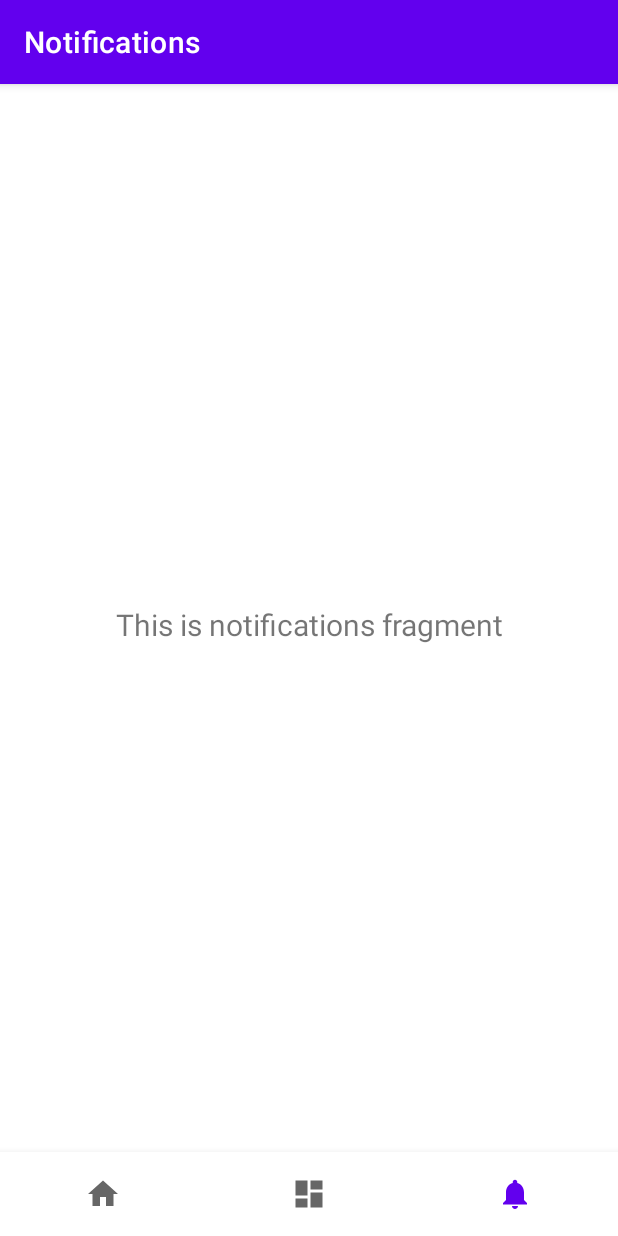
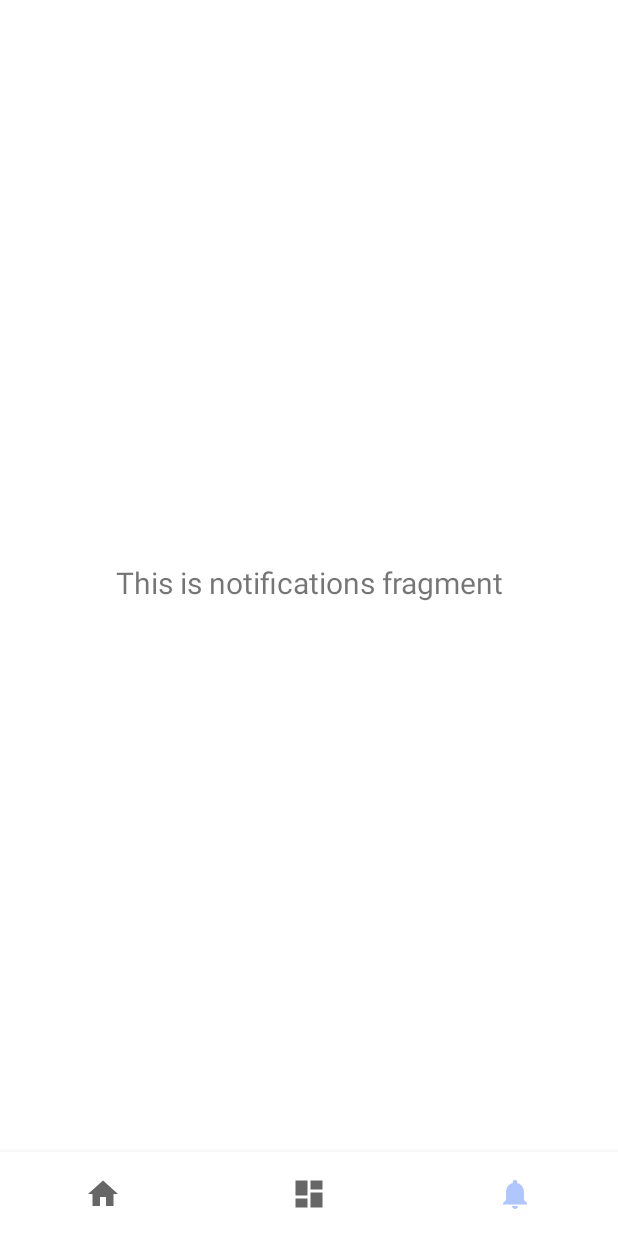
Before and after one commit to tktomaru/BikeMusic, an Android app: the screen it shows after launch (MainActivity), item 3 of the bottom bar chosen, on a phone screen of 412 x 824 dp. Run offline under Robolectric (Android 15) with nearby library versions, the phone set to English and light mode, and no system bars; our stand-ins replace Room's generated code, navigation-ui.

Commit message:
レイアウトの調整

```diff
--- a/app/src/main/java/jp/tukutano/musicapplication/MainActivity.java
+++ b/app/src/main/java/jp/tukutano/musicapplication/MainActivity.java
@@ -9,6 +9,7 @@ import android.widget.Toast;
 import com.google.android.material.bottomnavigation.BottomNavigationView;
 
 import androidx.appcompat.app.AppCompatActivity;
+import androidx.appcompat.widget.Toolbar;
 import androidx.core.app.ActivityCompat;
 import androidx.core.content.ContextCompat;
 import androidx.navigation.NavController;
@@ -74,8 +75,15 @@ public class MainActivity extends AppCompatActivity {
                 R.id.navigation_home, R.id.navigation_dashboard, R.id.navigation_notifications)
                 .build();
         NavController navController = Navigation.findNavController(this, R.id.nav_host_fragment_activity_main);
-        NavigationUI.setupActionBarWithNavController(this, navController, appBarConfiguration);
+//        NavigationUI.setupActionBarWithNavController(this, navController, appBarConfiguration);
         NavigationUI.setupWithNavController(binding.navView, navController);
+
+
+        // タイトルを表示しない
+        if (getSupportActionBar() != null) {
+            getSupportActionBar().setDisplayShowTitleEnabled(false);
+        }
+
     }
 
 }
--- a/app/src/main/res/layout/activity_main.xml
+++ b/app/src/main/res/layout/activity_main.xml
@@ -4,9 +4,36 @@
     android:id="@+id/container"
     android:layout_width="match_parent"
     android:layout_height="match_parent"
+    android:fitsSystemWindows="true"
     android:layout_margin="0dp">
 
+    <com.google.android.material.appbar.AppBarLayout
+        android:id="@+id/appBar"
+        app:layout_constraintTop_toTopOf="parent"
+        app:layout_constraintLeft_toLeftOf="parent"
+        app:layout_constraintRight_toRightOf="parent"
+        app:layout_constraintBottom_toTopOf="@id/nav_host_fragment_activity_main"
+        android:layout_width="match_parent"
+        android:layout_height="wrap_content">
+    </com.google.android.material.appbar.AppBarLayout>
+
+    <fragment
+        android:id="@+id/nav_host_fragment_activity_main"
+        android:name="androidx.navigation.fragment.NavHostFragment"
+        android:layout_width="match_parent"
+        android:layout_height="0dp"
+        android:layout_margin="8dp"
+        app:defaultNavHost="true"
+        app:layout_constraintTop_toBottomOf="@id/appBar"
+        app:layout_constraintBottom_toTopOf="@id/nav_view"
+        app:layout_constraintLeft_toLeftOf="parent"
+        app:layout_constraintRight_toRightOf="parent"
+        app:navGraph="@navigation/mobile_navigation" />
+
     <com.google.android.material.bottomnavigation.BottomNavigationView
+        app:layout_constraintBottom_toBottomOf="parent"
+        app:layout_constraintLeft_toLeftOf="parent"
+        app:layout_constraintRight_toRightOf="parent"
         android:id="@+id/nav_view"
         android:layout_width="0dp"
         android:layout_height="wrap_content"
@@ -17,22 +44,6 @@
         app:itemIconSize="24dp"
         app:itemPaddingTop="8dp"
         app:itemPaddingBottom="8dp"
-        app:layout_constraintBottom_toBottomOf="parent"
-        app:layout_constraintLeft_toLeftOf="parent"
-        app:layout_constraintRight_toRightOf="parent"
         app:menu="@menu/bottom_nav_menu" />
 
-    <fragment
-        android:id="@+id/nav_host_fragment_activity_main"
-        android:name="androidx.navigation.fragment.NavHostFragment"
-        android:layout_width="match_parent"
-        android:layout_height="0dp"
-        android:layout_margin="8dp"
-        app:defaultNavHost="true"
-        app:layout_constraintBottom_toTopOf="@id/nav_view"
-        app:layout_constraintLeft_toLeftOf="parent"
-        app:layout_constraintRight_toRightOf="parent"
-        app:layout_constraintTop_toTopOf="parent"
-        app:navGraph="@navigation/mobile_navigation" />
-
 </androidx.constraintlayout.widget.ConstraintLayout>
--- a/app/src/main/res/layout/fragment_dashboard.xml
+++ b/app/src/main/res/layout/fragment_dashboard.xml
@@ -11,7 +11,7 @@
     <LinearLayout
         android:id="@+id/musicList"
         android:orientation="vertical"
-        android:layout_width="0dp"
+        android:layout_width="match_parent"
         android:layout_height="0dp"
         app:layout_constraintTop_toTopOf="parent"
         app:layout_constraintBottom_toTopOf="@+id/playerControls"
--- a/app/src/main/res/values/themes.xml
+++ b/app/src/main/res/values/themes.xml
@@ -1,9 +1,9 @@
 <resources xmlns:tools="http://schemas.android.com/tools">
     <!-- Base application theme. -->
-    <style name="Theme.MusicApplication" parent="Theme.MaterialComponents.DayNight.DarkActionBar">
+    <style name="Theme.MusicApplication" parent="Theme.MaterialComponents.DayNight.NoActionBar">
         <!-- Primary brand color. -->
-        <item name="colorPrimary">@color/purple_500</item>
-        <item name="colorPrimaryVariant">@color/purple_700</item>
+        <item name="colorPrimary">@color/material_dynamic_primary80</item>
+        <item name="colorPrimaryVariant">@color/material_dynamic_primary50</item>
         <item name="colorOnPrimary">@color/white</item>
         <!-- Secondary brand color. -->
         <item name="colorSecondary">@color/teal_200</item>
```
